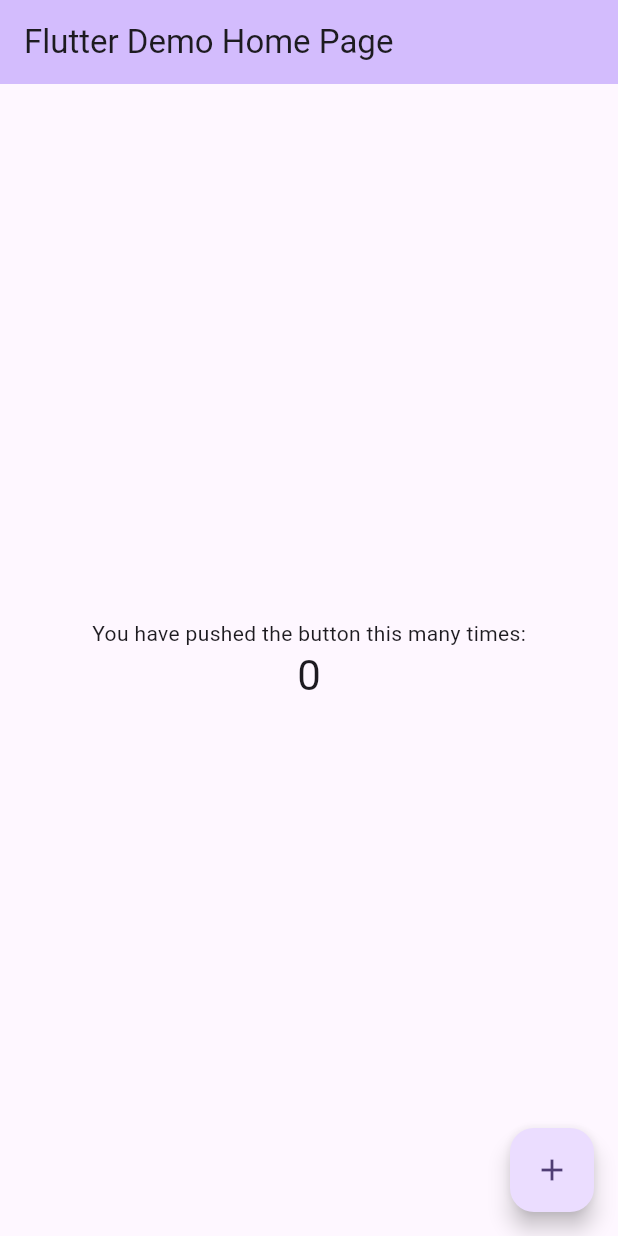
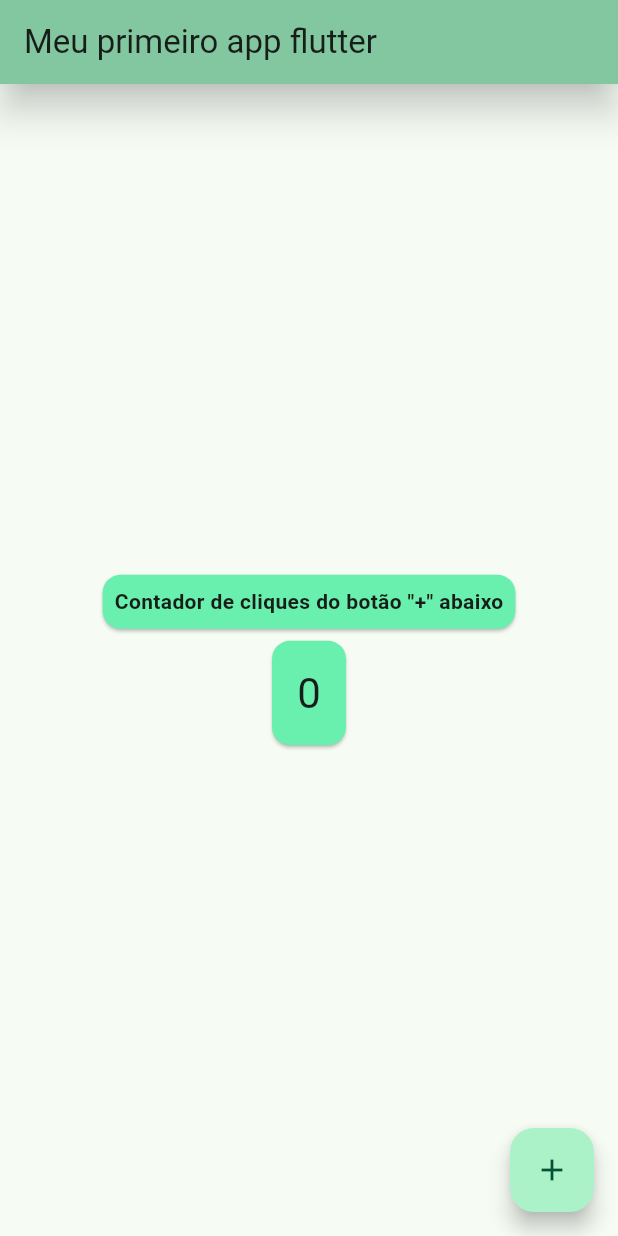
Before and after one commit to WagDevX/first-app-flutter, a Flutter app: the screen it shows after launch, on a phone screen of 412 x 824 dp. Run offline on Flutter 3.47's test engine with Material 2 defaults, Android fonts, the phone set to English and light mode, and no system bars.

Commit message:
first app flutter modified

```diff
--- a/lib/main.dart
+++ b/lib/main.dart
@@ -28,10 +28,10 @@ class MyApp extends StatelessWidget {
         //
         // This works for code too, not just values: Most code changes can be
         // tested with just a hot reload.
-        colorScheme: ColorScheme.fromSeed(seedColor: Colors.deepPurple),
+        colorScheme: ColorScheme.fromSeed(seedColor: Colors.greenAccent),
         useMaterial3: true,
       ),
-      home: const MyHomePage(title: 'Flutter Demo Home Page'),
+      home: const MyHomePage(title: 'Meu primeiro app flutter'),
     );
   }
 }
@@ -78,6 +78,8 @@ class _MyHomePageState extends State<MyHomePage> {
     // than having to individually change instances of widgets.
     return Scaffold(
       appBar: AppBar(
+        shadowColor: Colors.black87,
+        elevation: 10,
         // TRY THIS: Try changing the color here to a specific color (to
         // Colors.amber, perhaps?) and trigger a hot reload to see the AppBar
         // change color while the other colors stay the same.
@@ -105,16 +107,32 @@ class _MyHomePageState extends State<MyHomePage> {
           // wireframe for each widget.
           mainAxisAlignment: MainAxisAlignment.center,
           children: <Widget>[
-            const Text(
-              'You have pushed the button this many times:',
+            const Card(
+              color: Colors.greenAccent,
+              child: Padding(
+                padding: EdgeInsets.all(8.0),
+                child: Text(
+                  'Contador de cliques do botão "+" abaixo',
+                  style: TextStyle(
+                    fontWeight: FontWeight.bold,
+                  ),
+                ),
+              ),
             ),
-            Text(
-              '$_counter',
-              style: Theme.of(context).textTheme.headlineMedium,
+            Card(
+              color: Colors.greenAccent,
+              child: Padding(
+                padding: EdgeInsets.all(16.8),
+                child: Text(
+                  '$_counter',
+                  style: Theme.of(context).textTheme.headlineMedium,
+                ),
+              ),
             ),
           ],
         ),
       ),
+
       floatingActionButton: FloatingActionButton(
         onPressed: _incrementCounter,
         tooltip: 'Increment',
```
